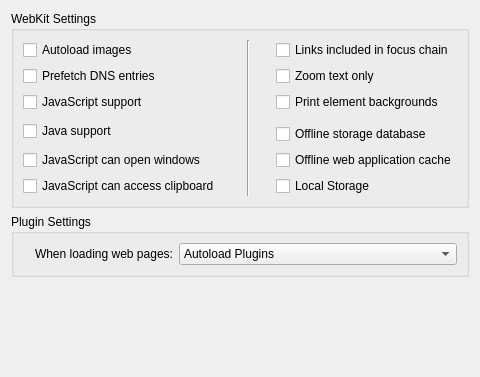
Before: the Qt Designer form src/settings/settings_webkit.ui in KDE/rekonq, drawn with Qt 5.
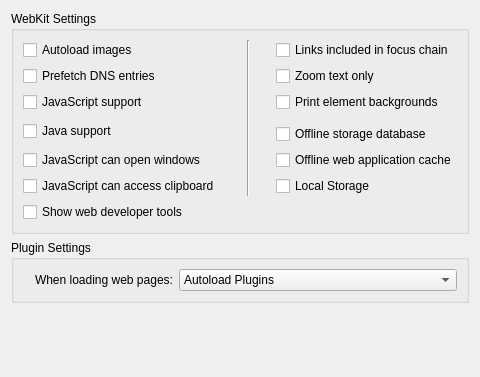
After: the same form once the commit is applied. Custom widgets are drawn as their Qt base class.

Patch:
```diff
--- a/src/settings/settings_webkit.ui
+++ b/src/settings/settings_webkit.ui
@@ -120,6 +120,13 @@
         </property>
        </widget>
       </item>
+      <item row="7" column="0">
+       <widget class="QCheckBox" name="kcfg_showDeveloperTools">
+        <property name="text">
+         <string>Show web developer tools</string>
+        </property>
+       </widget>
+      </item>
      </layout>
     </widget>
    </item>
```
